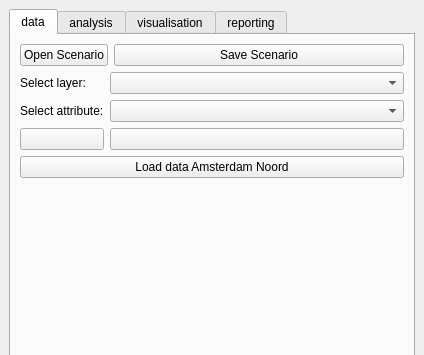
The window that SpatialDecision/spatial_decision_dockwidget_base.ui (SimonGriffioen/GEO1005) describes before a commit, drawn with Qt 5; both pictures show x 0 to 424 and y 0 to 355 of the 424 by 726 pixel window.
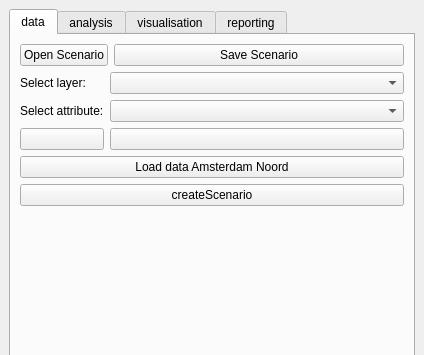
The same window after the commit. The open tabs and pages were chosen to show the change.

Commit message:
create new scenario
+ Code to create a new scenario: Copies the node layer, saves it as a
new shapefile and loads it in qgis as scenario

This layer is used to add/delete nodes with the add node button

```diff
--- a/SpatialDecision/spatial_decision_dockwidget_base.ui
+++ b/SpatialDecision/spatial_decision_dockwidget_base.ui
@@ -24,7 +24,7 @@
        <attribute name="title">
         <string>data</string>
        </attribute>
-       <layout class="QVBoxLayout" name="verticalLayout_2" stretch="0,0,0,0">
+       <layout class="QVBoxLayout" name="verticalLayout_2" stretch="0,0,0,0,0">
         <item>
          <layout class="QFormLayout" name="formLayout">
           <item row="0" column="0">
@@ -112,6 +112,13 @@
           </property>
          </widget>
         </item>
+        <item>
+         <widget class="QPushButton" name="createScenarioButton">
+          <property name="text">
+           <string>createScenario</string>
+          </property>
+         </widget>
+        </item>
         <item>
          <spacer name="verticalSpacer">
           <property name="orientation">
```
Left out of the diff: 2 changed lines with no effect on the pictures. The commit also changes 2 other files.
